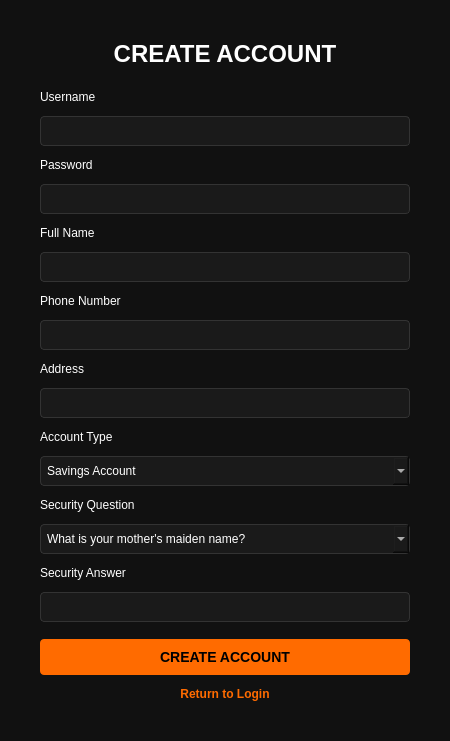
The window that ui/registerwindow.ui (zuni-gleam/OOP-Banking-Management-System) describes before a commit, drawn with Qt 5.
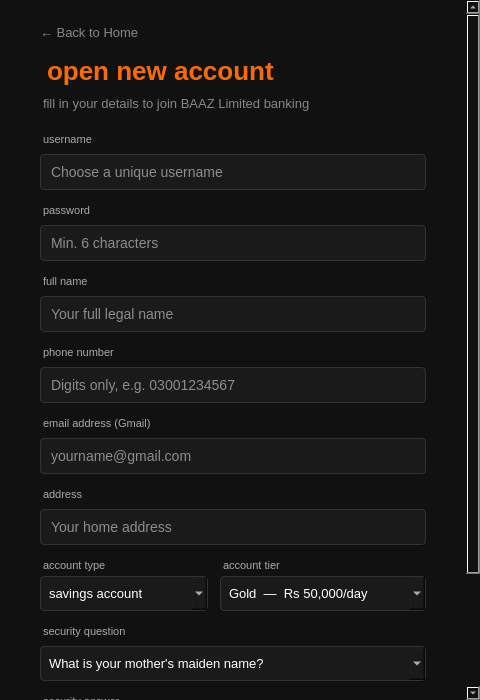
The same window after the commit.

Diff of the .ui file:
```diff
--- a/ui/registerwindow.ui
+++ b/ui/registerwindow.ui
@@ -6,8 +6,8 @@
    <rect>
     <x>0</x>
     <y>0</y>
-    <width>450</width>
-    <height>650</height>
+    <width>480</width>
+    <height>700</height>
    </rect>
   </property>
   <property name="windowTitle">
@@ -16,54 +16,72 @@
   <property name="styleSheet">
    <string notr="true">background-color: #111111; color: white; font-family: 'Segoe UI';</string>
   </property>
+  <layout class="QVBoxLayout" name="outerLayout">
+   <property name="spacing"><number>0</number></property>
+   <property name="leftMargin"><number>0</number></property>
+   <property name="topMargin"><number>0</number></property>
+   <property name="rightMargin"><number>0</number></property>
+   <property name="bottomMargin"><number>0</number></property>
+   <item>
+    <widget class="QScrollArea" name="scrollArea">
+     <property name="widgetResizable"><bool>true</bool></property>
+     <property name="styleSheet">
+      <string notr="true">QScrollArea { border: none; background-color: #111111; } QScrollBar:vertical { background: #1A1A1A; width: 8px; border-radius: 4px; } QScrollBar::handle:vertical { background: #FF6B00; border-radius: 4px; min-height: 20px; } QScrollBar::add-line:vertical, QScrollBar::sub-line:vertical { height: 0px; }</string>
+     </property>
+     <widget class="QWidget" name="scrollContents">
+      <property name="styleSheet">
+       <string notr="true">background-color: #111111;</string>
+      </property>
   <layout class="QVBoxLayout" name="verticalLayout">
-   <property name="leftMargin">
-    <number>40</number>
-   </property>
-   <property name="topMargin">
-    <number>40</number>
-   </property>
-   <property name="rightMargin">
-    <number>40</number>
-   </property>
-   <property name="bottomMargin">
-    <number>40</number>
-   </property>
-   <property name="spacing">
-    <number>12</number>
-   </property>
+       <property name="leftMargin"><number>40</number></property>
+       <property name="topMargin"><number>25</number></property>
+       <property name="rightMargin"><number>40</number></property>
+       <property name="bottomMargin"><number>30</number></property>
+       <property name="spacing"><number>8</number></property>
+       <item>
+        <widget class="QPushButton" name="backbtn">
+         <property name="styleSheet">
+          <string notr="true">background-color: transparent; color: #888888; border: none; font-size: 13px; text-align: left; padding: 0px;</string>
+         </property>
+         <property name="text"><string>← Back to Home</string></property>
+         <property name="flat"><bool>true</bool></property>
+        </widget>
+       </item>
    <item>
     <widget class="QLabel" name="titlelabel">
      <property name="styleSheet">
-      <string notr="true">font-size: 24px; font-weight: bold; color: white; margin-bottom: 10px;</string>
-     </property>
-     <property name="text">
-      <string>CREATE ACCOUNT</string>
-     </property>
-     <property name="alignment">
-      <set>Qt::AlignCenter</set>
-     </property>
+          <string notr="true">font-size: 26px; font-weight: bold; color: #FF6B00; margin-top: 8px; margin-bottom: 2px;</string>
+         </property>
+       <property name="text"><string>open new account</string></property>
+         <property name="alignment"><set>Qt::AlignLeft</set></property>
+        </widget>
+       </item>
+       <item>
+        <widget class="QLabel" name="subtitlelabel">
+         <property name="styleSheet">
+          <string notr="true">font-size: 13px; color: #888888; margin-bottom: 8px;</string>
+         </property>
+       <property name="text"><string>fill in your details to join BAAZ Limited banking</string></property>
     </widget>
    </item>
    <item>
     <widget class="QLabel" name="label_1">
-     <property name="text">
-      <string>Username</string>
-     </property>
+         <property name="styleSheet"><string notr="true">font-size: 11px; color: #AAAAAA; margin-top: 6px;</string></property>
+        <property name="text"><string>username</string></property>
     </widget>
    </item>
    <item>
     <widget class="QLineEdit" name="unameinput">
      <property name="styleSheet">
-      <string notr="true">background-color: #1A1A1A; border: 1px solid #333333; padding: 6px; color: white; border-radius: 4px;</string>
-     </property>
+          <string notr="true">background-color: #1A1A1A; border: 1px solid #333333; padding: 8px; color: white; border-radius: 4px; font-size: 14px;</string>
+         </property>
+         <property name="placeholderText"><string>Choose a unique username</string></property>
     </widget>
    </item>
    <item>
     <widget class="QLabel" name="label_2">
-     <property name="text">
-      <string>Password</string>
-     </property>
+         <property name="styleSheet"><string notr="true">font-size: 11px; color: #AAAAAA; margin-top: 6px;</string></property>
+        <property name="text"><string>password</string></property>
     </widget>
    </item>
    <item>
@@ -72,137 +90,153 @@
       <enum>QLineEdit::Password</enum>
      </property>
      <property name="styleSheet">
-      <string notr="true">background-color: #1A1A1A; border: 1px solid #333333; padding: 6px; color: white; border-radius: 4px;</string>
-     </property>
+          <string notr="true">background-color: #1A1A1A; border: 1px solid #333333; padding: 8px; color: white; border-radius: 4px; font-size: 14px;</string>
+         </property>
+         <property name="placeholderText"><string>Min. 6 characters</string></property>
     </widget>
    </item>
    <item>
     <widget class="QLabel" name="label_3">
-     <property name="text">
-      <string>Full Name</string>
-     </property>
+         <property name="styleSheet"><string notr="true">font-size: 11px; color: #AAAAAA; margin-top: 6px;</string></property>
+        <property name="text"><string>full name</string></property>
     </widget>
    </item>
    <item>
     <widget class="QLineEdit" name="nameinput">
      <property name="styleSheet">
-      <string notr="true">background-color: #1A1A1A; border: 1px solid #333333; padding: 6px; color: white; border-radius: 4px;</string>
-     </property>
+          <string notr="true">background-color: #1A1A1A; border: 1px solid #333333; padding: 8px; color: white; border-radius: 4px; font-size: 14px;</string>
+         </property>
+         <property name="placeholderText"><string>Your full legal name</string></property>
     </widget>
    </item>
    <item>
     <widget class="QLabel" name="label_4">
-     <property name="text">
-      <string>Phone Number</string>
-     </property>
+         <property name="styleSheet"><string notr="true">font-size: 11px; color: #AAAAAA; margin-top: 6px;</string></property>
+        <property name="text"><string>phone number</string></property>
     </widget>
    </item>
    <item>
     <widget class="QLineEdit" name="phoneinput">
      <property name="styleSheet">
-      <string notr="true">background-color: #1A1A1A; border: 1px solid #333333; padding: 6px; color: white; border-radius: 4px;</string>
-     </property>
+          <string notr="true">background-color: #1A1A1A; border: 1px solid #333333; padding: 8px; color: white; border-radius: 4px; font-size: 14px;</string>
+         </property>
+         <property name="placeholderText"><string>Digits only, e.g. 03001234567</string></property>
+        </widget>
+       </item>
+       <item>
+        <widget class="QLabel" name="label_email">
+         <property name="styleSheet"><string notr="true">font-size: 11px; color: #AAAAAA; margin-top: 6px;</string></property>
+        <property name="text"><string>email address (Gmail)</string></property>
+        </widget>
+       </item>
+       <item>
+        <widget class="QLineEdit" name="emailinput">
+         <property name="styleSheet">
+          <string notr="true">background-color: #1A1A1A; border: 1px solid #333333; padding: 8px; color: white; border-radius: 4px; font-size: 14px;</string>
+         </property>
+         <property name="placeholderText"><string>yourname@gmail.com</string></property>
     </widget>
    </item>
    <item>
     <widget class="QLabel" name="label_5">
-     <property name="text">
-      <string>Address</string>
-     </property>
+         <property name="styleSheet"><string notr="true">font-size: 11px; color: #AAAAAA; margin-top: 6px;</string></property>
+        <property name="text"><string>address</string></property>
     </widget>
    </item>
    <item>
     <widget class="QLineEdit" name="addrinput">
      <property name="styleSheet">
-      <string notr="true">background-color: #1A1A1A; border: 1px solid #333333; padding: 6px; color: white; border-radius: 4px;</string>
-     </property>
-    </widget>
-   </item>
+          <string notr="true">background-color: #1A1A1A; border: 1px solid #333333; padding: 8px; color: white; border-radius: 4px; font-size: 14px;</string>
+         </property>
+         <property name="placeholderText"><string>Your home address</string></property>
+        </widget>
+       </item>
+       <item>
+        <layout class="QHBoxLayout" name="typeAndTierLayout">
+         <property name="spacing"><number>12</number></property>
+         <item>
+          <layout class="QVBoxLayout">
+           <property name="spacing"><number>4</number></property>
    <item>
     <widget class="QLabel" name="label_6">
-     <property name="text">
-      <string>Account Type</string>
-     </property>
+             <property name="styleSheet"><string notr="true">font-size: 11px; color: #AAAAAA; margin-top: 6px;</string></property>
+        <property name="text"><string>account type</string></property>
     </widget>
    </item>
    <item>
     <widget class="QComboBox" name="acctypebox">
      <property name="styleSheet">
-      <string notr="true">background-color: #1A1A1A; border: 1px solid #333333; padding: 6px; color: white; border-radius: 4px;</string>
-     </property>
+              <string notr="true">background-color: #1A1A1A; border: 1px solid #333333; padding: 8px; color: white; border-radius: 4px; font-size: 13px;</string>
+             </property>
+       <item><property name="text"><string>savings account</string></property></item>
+       <item><property name="text"><string>current account</string></property></item>
+            </widget>
+           </item>
+          </layout>
+         </item>
      <item>
-      <property name="text">
-       <string>Savings Account</string>
-      </property>
+          <layout class="QVBoxLayout">
+           <property name="spacing"><number>4</number></property>
+           <item>
+            <widget class="QLabel" name="label_tier">
+             <property name="styleSheet"><string notr="true">font-size: 11px; color: #AAAAAA; margin-top: 6px;</string></property>
+        <property name="text"><string>account tier</string></property>
+            </widget>
      </item>
      <item>
-      <property name="text">
-       <string>Current Account</string>
-      </property>
-     </item>
-    </widget>
+            <widget class="QComboBox" name="tierbox">
+             <property name="styleSheet">
+              <string notr="true">background-color: #1A1A1A; border: 1px solid #333333; padding: 8px; color: white; border-radius: 4px; font-size: 13px;</string>
+             </property>
+             <item><property name="text"><string>Gold  —  Rs 50,000/day</string></property></item>
+             <item><property name="text"><string>Platinum  —  Rs 200,000/day</string></property></item>
+             <item><property name="text"><string>Diamond  —  Rs 500,000/day</string></property></item>
+            </widget>
+           </item>
+          </layout>
+         </item>
+        </layout>
    </item>
    <item>
     <widget class="QLabel" name="label_7">
-     <property name="text">
-      <string>Security Question</string>
-     </property>
+         <property name="styleSheet"><string notr="true">font-size: 11px; color: #AAAAAA; margin-top: 6px;</string></property>
+        <property name="text"><string>security question</string></property>
     </widget>
    </item>
    <item>
     <widget class="QComboBox" name="sqbox">
      <property name="styleSheet">
-      <string notr="true">background-color: #1A1A1A; border: 1px solid #333333; padding: 6px; color: white; border-radius: 4px;</string>
-     </property>
-     <item>
-      <property name="text">
-       <string>What is your mother's maiden name?</string>
-      </property>
-     </item>
-     <item>
-      <property name="text">
-       <string>What was the name of your first pet?</string>
-      </property>
-     </item>
-     <item>
-      <property name="text">
-       <string>What city were you born in?</string>
-      </property>
-     </item>
+          <string notr="true">background-color: #1A1A1A; border: 1px solid #333333; padding: 8px; color: white; border-radius: 4px; font-size: 13px;</string>
+         </property>
+         <item><property name="text"><string>What is your mother's maiden name?</string></property></item>
+         <item><property name="text"><string>What was the name of your first pet?</string></property></item>
+         <item><property name="text"><string>What city were you born in?</string></property></item>
     </widget>
    </item>
    <item>
     <widget class="QLabel" name="label_8">
-     <property name="text">
-      <string>Security Answer</string>
-     </property>
+         <property name="styleSheet"><string notr="true">font-size: 11px; color: #AAAAAA; margin-top: 6px;</string></property>
+        <property name="text"><string>security answer</string></property>
     </widget>
    </item>
    <item>
     <widget class="QLineEdit" name="sainput">
      <property name="styleSheet">
-      <string notr="true">background-color: #1A1A1A; border: 1px solid #333333; padding: 6px; color: white; border-radius: 4px;</string>
-     </property>
+          <string notr="true">background-color: #1A1A1A; border: 1px solid #333333; padding: 8px; color: white; border-radius: 4px; font-size: 14px;</string>
+         </property>
+         <property name="placeholderText"><string>Used for password recovery</string></property>
     </widget>
    </item>
    <item>
     <widget class="QPushButton" name="createbtn">
      <property name="styleSheet">
-      <string notr="true">background-color: #FF6B00; color: black; font-weight: bold; padding: 10px; border-radius: 4px; font-size: 14px; margin-top: 5px;</string>
-     </property>
-     <property name="text">
-      <string>CREATE ACCOUNT</string>
-     </property>
-    </widget>
-   </item>
-   <item>
-    <widget class="QPushButton" name="backbtn">
-     <property name="styleSheet">
-      <string notr="true">background-color: transparent; color: #FF6B00; border: none; font-weight: bold;</string>
-     </property>
-     <property name="text">
-      <string>Return to Login</string>
-     </property>
+          <string notr="true">background-color: #FF6B00; color: white; font-weight: bold; padding: 10px; border-radius: 4px; font-size: 15px; margin-top: 12px; border: none;</string>
+         </property>
+        <property name="text"><string>create account</string></property>
+        </widget>
+       </item>
+      </layout>
+     </widget>
     </widget>
    </item>
   </layout>
```
Left out of the diff: 7 changed lines with no effect on the pictures. Lines whose indentation alone changed are shown as unchanged.
